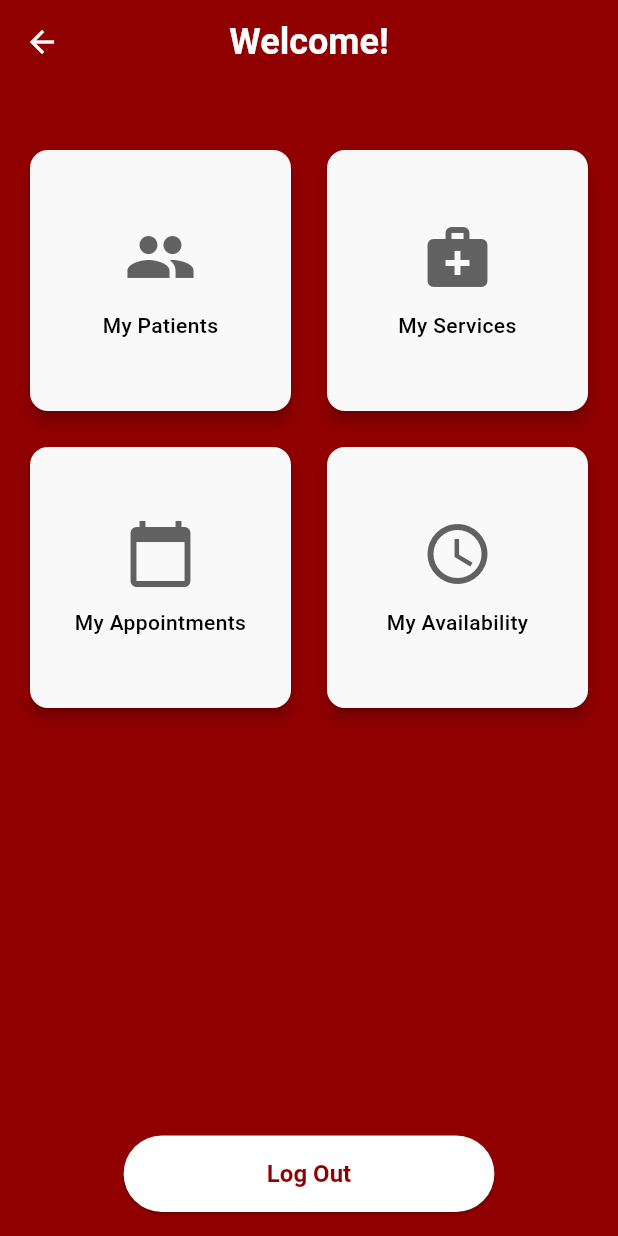
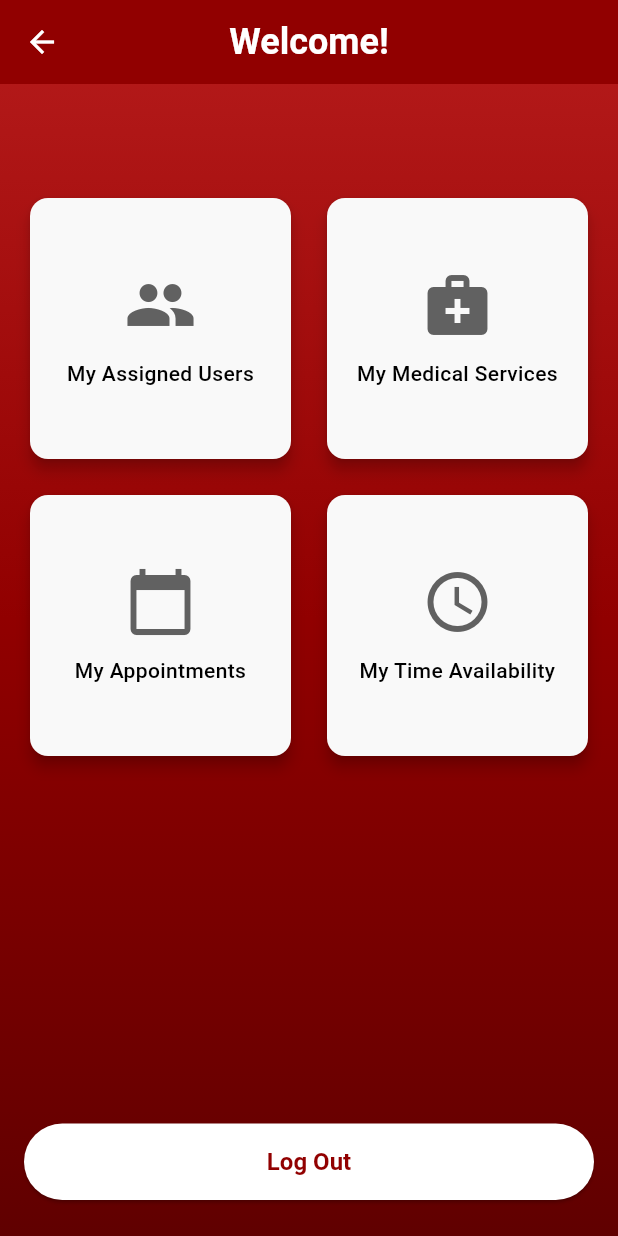
Before and after one commit to ediizvernari/Heart_App, a Flutter app: the MedicMainPage screen opened by its route, on a phone screen of 412 x 824 dp. Run offline on Flutter 3.47's test engine with Material 3 defaults, Android fonts, the phone set to English and light mode, and no system bars; our stand-ins replace dio, flutter_secure_storage, jwt_decoder; accounts and stored records are empty.

Commit message:
Improved design for some medic pages pacients page

```diff
--- a/frontend/lib/features/medics/presentation/pages/medic_main_page.dart
+++ b/frontend/lib/features/medics/presentation/pages/medic_main_page.dart
@@ -1,153 +1,68 @@
 import 'package:flutter/material.dart';
-import 'package:flutter_secure_storage/flutter_secure_storage.dart';
-import 'package:frontend/features/auth/presentation/screens/home_screen.dart';
+import 'package:frontend/features/auth/presentation/controllers/auth_controller.dart';
+import 'package:frontend/features/medics/presentation/pages/medic_patients_page.dart';
+import 'package:frontend/features/medics/presentation/widgets/medic_dashboard_panel.dart';
 import 'package:frontend/widgets/custom_app_bar.dart';
-import 'package:frontend/widgets/action_card.dart';
 import 'package:frontend/widgets/rounded_button.dart';
 import 'package:frontend/core/constants/app_colors.dart';
-import 'medic_patients_page.dart';
+import 'package:provider/provider.dart';
 
-class MedicMainPage extends StatefulWidget {
+class MedicMainPage extends StatelessWidget {
   const MedicMainPage({Key? key}) : super(key: key);
 
   @override
-  State<MedicMainPage> createState() => _MedicMainPageState();
-}
+  Widget build(BuildContext context) {
 
-class _MedicMainPageState extends State<MedicMainPage> {
-  final FlutterSecureStorage _storage = const FlutterSecureStorage();
-  bool _checkingAuth = true;
+    return Scaffold(
+      body: Container(
+        decoration: const BoxDecoration(
+          gradient: AppColors.primaryGradient,
+        ),
+        child: SafeArea(
+          child: Column(
+            children: [
+              const CustomAppBar(
+                title: 'Welcome!',
+                onBack: null,
+                showBackButton: false,
+              ),
 
-  @override
-  void initState() {
-    super.initState();
-    WidgetsBinding.instance.addPostFrameCallback((_) async {
-      final token = await _storage.read(key: 'auth_token');
-      if (token == null) {
-        Navigator.pushReplacement(
+              Expanded(
+                child: MedicDashboardPanel(
+                  onAssignedUsers: () {
+                    Navigator.push(
                       context,
-          MaterialPageRoute(builder: (_) => const HomeScreen()),
-        );
-        return;
-      }
-      setState(() => _checkingAuth = false);
-    });
-  }
-
-  void _handleLogout() {
-    showDialog(
-      context: context,
-      builder: (_) => AlertDialog(
-        title: const Text('Log Out'),
-        content: const Text('Are you sure you want to log out?'),
-        actions: [
-          TextButton(onPressed: () => Navigator.pop(context), child: const Text('Cancel')),
-          TextButton(
-            onPressed: () async {
-              await _storage.delete(key: 'auth_token');
-              Navigator.pushReplacement(
-                context,
-                MaterialPageRoute(builder: (_) => const HomeScreen()),
+                      MaterialPageRoute(builder: (_) => const MedicPatientsPage()),
                     );
                   },
-            child: const Text('Log Out'),
-          ),
-        ],
-      ),
-    );
-  }
-
-  @override
-  Widget build(BuildContext context) {
-    if (_checkingAuth) {
-      return const Scaffold(
-        body: Center(child: CircularProgressIndicator()),
-      );
-    }
-
-    return Scaffold(
-      appBar: const PreferredSize(
-        preferredSize: Size.fromHeight(80),
-        child: CustomAppBar(title: 'Welcome!'),
-      ),
-      backgroundColor: AppColors.primaryRed,
-      body: Column(
-        children: [
-          Expanded(
-            child: SingleChildScrollView(
-              padding: const EdgeInsets.fromLTRB(16, 16, 16, 0),
-              child: Column(
-                crossAxisAlignment: CrossAxisAlignment.stretch,
-                children: [
-                  // First row: My Patients & My Services
-                  Row(
-                    children: [
-                      Expanded(
-                        child: AspectRatio(
-                          aspectRatio: 1,
-                          child: ActionCard(
-                            icon: Icons.people,
-                            label: 'My Patients',
-                            onTap: () => Navigator.push(
-                              context,
-                              MaterialPageRoute(builder: (_) => const MedicPatientsPage()),
+                  onMedicalServices: () {
+                    Navigator.pushNamed(context, '/medical-services');
+                  },
+                  onAppointments: () {
+                    Navigator.pushNamed(context, '/medic-appointments');
+                  },
+                  onAvailability: () {
+                    Navigator.pushNamed(context, '/medic-availability');
+                  },
                 ),
               ),
-                        ),
-                      ),
-                      const SizedBox(width: 16),
-                      Expanded(
-                        child: AspectRatio(
-                          aspectRatio: 1,
-                          child: ActionCard(
-                            icon: Icons.medical_services,
-                            label: 'My Services',
-                            onTap: () => Navigator.pushNamed(context, '/medical-services'),
+
+              Padding(
+                padding: const EdgeInsets.fromLTRB(16, 8, 16, 24),
+                child: SizedBox(
+                  width: double.infinity,
+                  child: RoundedButton(
+                    text: 'Log Out',
+                    onPressed: () {
+                      // If your AuthController is provided higher up in the tree:
+                      context.read<AuthController>().logout(context);
+                    },
                   ),
                 ),
               ),
             ],
           ),
-                  const SizedBox(height: 16),
-                  // Second row: My Appointments & My Availability
-                  Row(
-                    children: [
-                      Expanded(
-                        child: AspectRatio(
-                          aspectRatio: 1,
-                          child: ActionCard(
-                            icon: Icons.calendar_today,
-                            label: 'My Appointments',
-                            onTap: () => Navigator.pushNamed(context, '/medic-appointments'),
         ),
-                        ),
-                      ),
-                      const SizedBox(width: 16),
-                      Expanded(
-                        child: AspectRatio(
-                          aspectRatio: 1,
-                          child: ActionCard(
-                            icon: Icons.access_time,
-                            label: 'My Availability',
-                            onTap: () => Navigator.pushNamed(context, '/medic-availability'),
-                          ),
-                        ),
-                      ),
-                    ],
-                  ),
-                ],
-              ),
-            ),
-          ),
-
-          Padding(
-            padding: const EdgeInsets.fromLTRB(16, 8, 16, 16),
-            child: RoundedButton(
-              text: 'Log Out',
-              onPressed: _handleLogout,
-            ),
-          ),
-        ],
       ),
     );
   }
--- /dev/null
+++ b/frontend/lib/features/medics/presentation/widgets/medic_dashboard_panel.dart
@@ -0,0 +1,82 @@
+import 'package:flutter/material.dart';
+import 'package:frontend/widgets/action_card.dart';
+
+class MedicDashboardPanel extends StatelessWidget {
+  const MedicDashboardPanel({
+    Key? key,
+    required this.onAssignedUsers,
+    required this.onMedicalServices,
+    required this.onAppointments,
+    required this.onAvailability,
+  }) : super(key: key);
+
+  final VoidCallback onAssignedUsers;
+  final VoidCallback onMedicalServices;
+  final VoidCallback onAppointments;
+  final VoidCallback onAvailability;
+
+  @override
+  Widget build(BuildContext context) {
+    return SingleChildScrollView(
+      padding: const EdgeInsets.symmetric(horizontal: 16, vertical: 72),
+      child: Column(
+        crossAxisAlignment: CrossAxisAlignment.stretch,
+        children: [
+          Row(
+            children: [
+              Expanded(
+                child: AspectRatio(
+                  aspectRatio: 1,
+                  child: ActionCard(
+                    icon: Icons.people,
+                    label: 'My Assigned Users',
+                    onTap: onAssignedUsers,
+                  ),
+                ),
+              ),
+              const SizedBox(width: 16),
+              Expanded(
+                child: AspectRatio(
+                  aspectRatio: 1,
+                  child: ActionCard(
+                    icon: Icons.medical_services,
+                    label: 'My Medical Services',
+                    onTap: onMedicalServices,
+                  ),
+                ),
+              ),
+            ],
+          ),
+
+          const SizedBox(height: 16),
+
+          Row(
+            children: [
+              Expanded(
+                child: AspectRatio(
+                  aspectRatio: 1,
+                  child: ActionCard(
+                    icon: Icons.calendar_today,
+                    label: 'My Appointments',
+                    onTap: onAppointments,
+                  ),
+                ),
+              ),
+              const SizedBox(width: 16),
+              Expanded(
+                child: AspectRatio(
+                  aspectRatio: 1,
+                  child: ActionCard(
+                    icon: Icons.access_time,
+                    label: 'My Time Availability',
+                    onTap: onAvailability,
+                  ),
+                ),
+              ),
+            ],
+          ),
+        ],
+      ),
+    );
+  }
+}
```
Also changed, not shown: frontend/lib/features/medics/presentation/pages/medic_patients_page.dart (+47 -86 lines), frontend/lib/features/users/presentation/widgets/user_card.dart (added, +62 -0 lines). Lines whose indentation alone changed are shown as unchanged.
